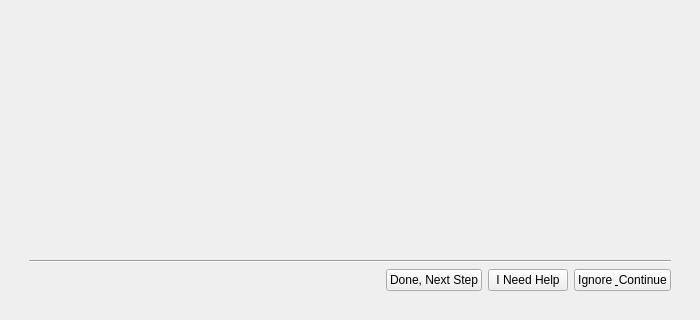
Qt form gui/test_env_page.ui (mariolewis/asdf_factory) before a commit; both pictures show x 0 to 700 and y 180 to 500 of the 700 by 500 pixel window.
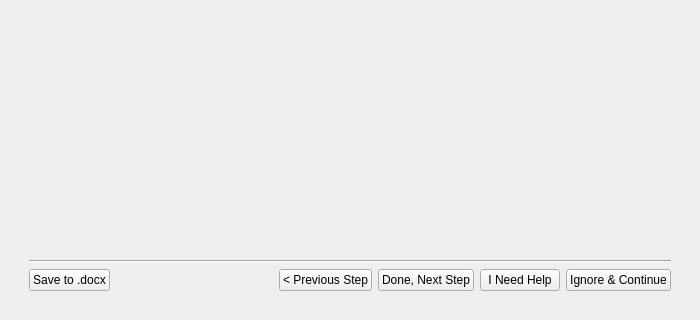
The same form after that commit. The open tabs and pages were chosen to show the change.

```diff
--- a/gui/test_env_page.ui
+++ b/gui/test_env_page.ui
@@ -117,6 +117,13 @@
        </item>
        <item>
         <layout class="QHBoxLayout" name="horizontalLayout">
+         <item>
+          <widget class="QPushButton" name="exportButton">
+           <property name="text">
+            <string>Save to .docx</string>
+           </property>
+          </widget>
+         </item>
          <item>
           <spacer name="horizontalSpacer">
            <property name="orientation">
@@ -130,6 +137,13 @@
            </property>
           </spacer>
          </item>
+         <item>
+          <widget class="QPushButton" name="previousButton">
+           <property name="text">
+            <string>&lt; Previous Step</string>
+           </property>
+          </widget>
+         </item>
          <item>
           <widget class="QPushButton" name="doneButton">
            <property name="text">
@@ -147,7 +161,7 @@
          <item>
           <widget class="QPushButton" name="ignoreButton">
            <property name="text">
-            <string>Ignore &amp; Continue</string>
+            <string>Ignore &amp;&amp; Continue</string>
            </property>
           </widget>
          </item>
```
Left out of the diff: 2 changed lines with no effect on the pictures.
